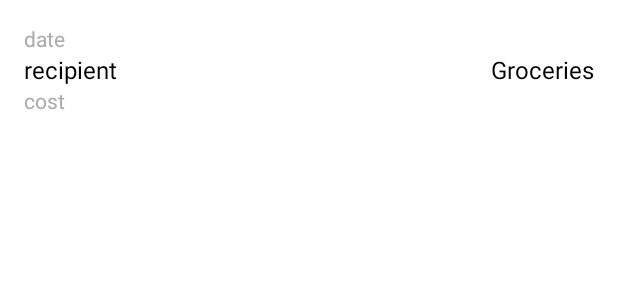
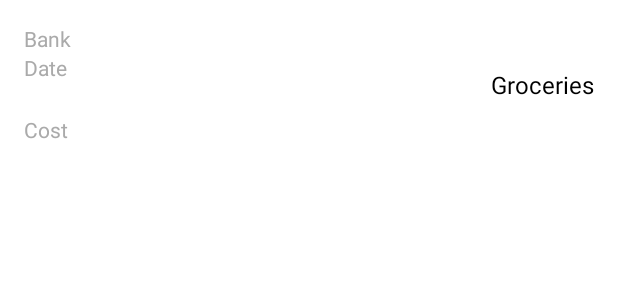
Before and after one commit to Macuh/Budgetly, an Android app: the layout transaction_entry_layout.xml on its own in the app's theme, with its tools: preview values and no code run, on a phone screen of 412 x 824 dp. Shown: the top 300 px of the screen. Run offline under Robolectric (Android 15) with nearby library versions, the phone set to English and light mode, and no system bars.

Commit message:
CostText color change based on transaction type, added bank name to transactions info

```diff
--- a/app/src/main/java/com/example/budgetly/main/dto/TransactionEntryDto.java
+++ b/app/src/main/java/com/example/budgetly/main/dto/TransactionEntryDto.java
@@ -1,6 +1,8 @@
 package com.example.budgetly.main.dto;
 
 import com.example.budgetly.main.entities.TransactionEntity;
+import com.example.budgetly.main.enums.BankNames;
+import com.example.budgetly.main.enums.TransactionTypes;
 import com.example.budgetly.main.utils.DateUtils;
 
 import lombok.AllArgsConstructor;
@@ -16,6 +18,8 @@ public class TransactionEntryDto {
         setRecipient(transactionEntity.getTransactionRecipient());
         setCost(transactionEntity.getCost());
         setDate(DateUtils.convertUnixToStringLocalDateTime(transactionEntity.getTransactionDate()));
+        setTransactionType(transactionEntity.getTransactionType());
+        setBank(transactionEntity.getBank());
 
         String category = "";
         setCategory(category);
@@ -25,4 +29,6 @@ public class TransactionEntryDto {
     private Double cost;
     private String category;
     private String date;
+    private BankNames bank;
+    private TransactionTypes transactionType;
 }
--- a/app/src/main/java/com/example/budgetly/main/entities/TransactionEntity.java
+++ b/app/src/main/java/com/example/budgetly/main/entities/TransactionEntity.java
@@ -5,6 +5,7 @@ import androidx.room.Entity;
 import androidx.room.ForeignKey;
 import androidx.room.PrimaryKey;
 
+import com.example.budgetly.main.enums.BankNames;
 import com.example.budgetly.main.enums.TransactionTypes;
 
 import lombok.Getter;
@@ -30,7 +31,7 @@ public class TransactionEntity {
     private Double cost;
 
     @ColumnInfo(name = "bank")
-    private String bank;
+    private BankNames bank;
 
     @ColumnInfo(name = "category")
     private Long category;
--- a/app/src/main/java/com/example/budgetly/main/services/converters/BankingAppNotificationConverter.java
+++ b/app/src/main/java/com/example/budgetly/main/services/converters/BankingAppNotificationConverter.java
@@ -23,7 +23,7 @@ public abstract class BankingAppNotificationConverter {
                return null;
 
           TransactionEntity transactionEntity = new TransactionEntity();
-          transactionEntity.setBank(getBank().toString());
+          transactionEntity.setBank(getBank());
           transactionEntity.setTransactionRecipient(getRecipient(title, text));
           transactionEntity.setCost(getCost(title, text));
           transactionEntity.setTransactionType(getTransactionType(title, text));
--- a/app/src/main/res/layout/transaction_entry_layout.xml
+++ b/app/src/main/res/layout/transaction_entry_layout.xml
@@ -10,20 +10,31 @@
     android:foreground="?attr/selectableItemBackground">
 
     <TextView
+        android:id="@+id/bankText"
+        android:layout_width="0dp"
+        android:layout_height="wrap_content"
+        android:text="Bank"
+        android:textSize="14sp"
+        android:textColor="@android:color/darker_gray"
+        app:layout_constraintTop_toTopOf="parent"
+        app:layout_constraintStart_toStartOf="parent"
+        app:layout_constraintEnd_toEndOf="parent"
+        app:layout_constraintBottom_toTopOf="@id/dateText"
+        />
+
+    <TextView
         android:id="@+id/dateText"
         android:layout_width="0dp"
         android:layout_height="wrap_content"
-        android:text="date"
+        android:text="Date"
         android:textSize="14sp"
         android:textColor="@android:color/darker_gray"
         android:maxLines="1"
         android:ellipsize="end"
         app:layout_constraintStart_toStartOf="parent"
-        app:layout_constraintTop_toTopOf="parent"
+        app:layout_constraintTop_toBottomOf="@id/bankText"
         app:layout_constraintEnd_toStartOf="@+id/categoryText"
         />
-
-    <!-- Recipient Text on top-left -->
 
     <TextView
         android:id="@+id/recipientText"
@@ -31,8 +42,8 @@
         android:layout_height="wrap_content"
         android:ellipsize="end"
         android:maxLines="1"
-        android:text="recipient"
-        android:textColor="@android:color/black"
+        android:text="Recipient"
+        android:textColor="@android:color/white"
         android:textSize="16sp"
         app:layout_constraintBottom_toBottomOf="parent"
         app:layout_constraintEnd_toStartOf="@+id/categoryText"
@@ -45,7 +56,7 @@
         android:id="@+id/costText"
         android:layout_width="0dp"
         android:layout_height="wrap_content"
-        android:text="cost"
+        android:text="Cost"
         android:textSize="14sp"
         android:textColor="@android:color/darker_gray"
         android:maxLines="1"
--- a/app/src/main/res/values/colors.xml
+++ b/app/src/main/res/values/colors.xml
@@ -7,4 +7,6 @@
     <color name="teal_700">#FF018786</color>
     <color name="black">#FF000000</color>
     <color name="white">#FFFFFFFF</color>
+    <color name="dark_red">#8b0000</color>
+    <color name="dark_green">#006400</color>
 </resources>
```
Also changed, not shown: app/src/main/java/com/example/budgetly/MainActivity.java (+3 -8 lines), app/src/main/java/com/example/budgetly/main/adapters/TransactionEntryAdapter.java (+16 -2 lines), app/src/main/java/com/example/budgetly/main/enums/BankNames.java (+14 -4 lines).
